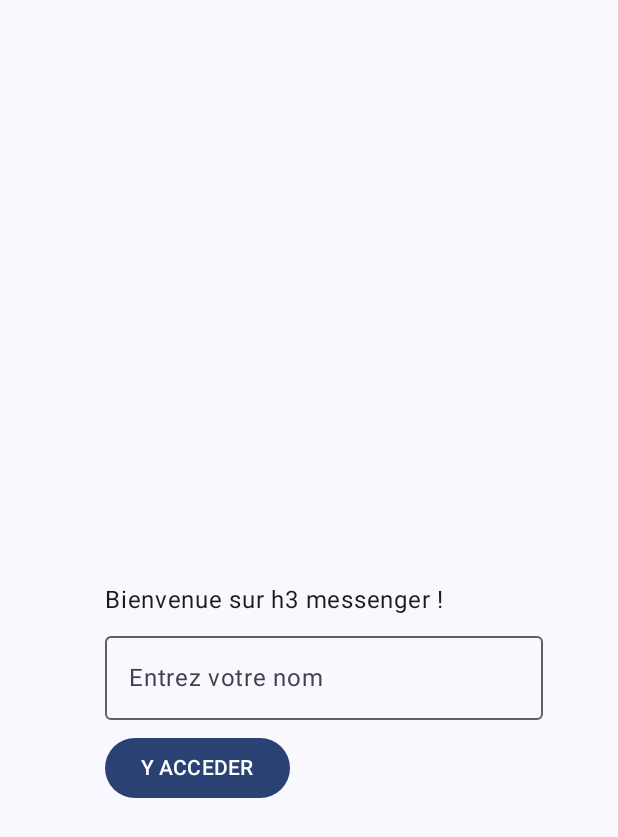
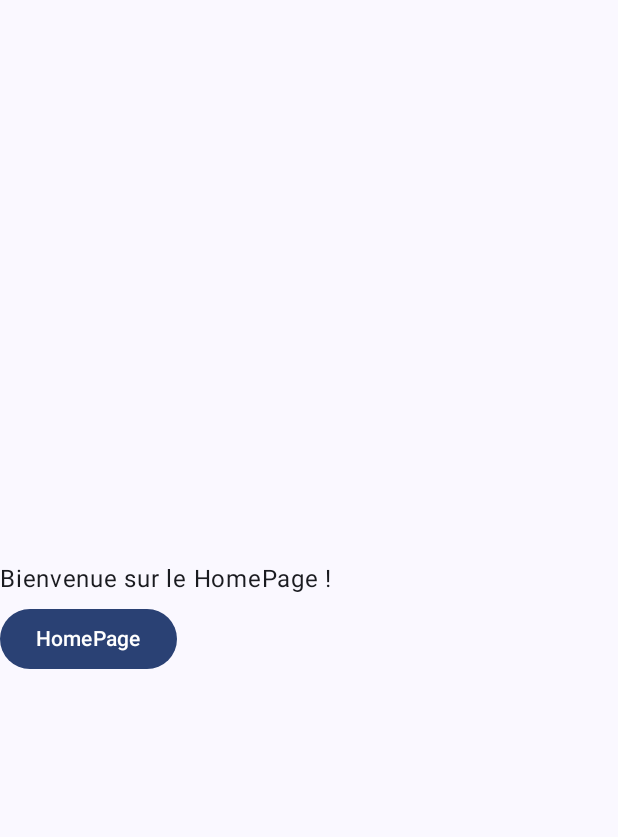
Before and after one commit to sidyjames/messenger-app, an Android app built with Jetpack Compose: the screen it shows after launch (MainActivity), after a tap on "Y ACCEDER", on a phone screen of 412 x 824 dp. Shown: the top 837 px of the screen. Run offline under Robolectric (Android 15) with nearby library versions, the phone set to English and light mode, and no system bars.

Commit message:
login and homepage maj

```diff
--- a/app/src/main/java/com/example/h3messenger/MainActivity.kt
+++ b/app/src/main/java/com/example/h3messenger/MainActivity.kt
@@ -3,9 +3,7 @@ package com.example.h3messenger
 import android.os.Bundle
 import androidx.activity.ComponentActivity
 import androidx.activity.compose.setContent
-import androidx.compose.foundation.background
 import androidx.compose.foundation.layout.Arrangement
-import androidx.compose.foundation.layout.Box
 import androidx.compose.foundation.layout.Column
 import androidx.compose.foundation.layout.fillMaxSize
 import androidx.compose.foundation.layout.fillMaxWidth
@@ -16,19 +14,15 @@ import androidx.compose.material3.MaterialTheme
 import androidx.compose.material3.OutlinedTextField
 import androidx.compose.material3.Surface
 import androidx.compose.material3.Text
-import androidx.compose.material3.TextField
 import androidx.compose.runtime.Composable
 import androidx.compose.runtime.getValue
 import androidx.compose.runtime.mutableStateOf
 import androidx.compose.runtime.remember
 import androidx.compose.runtime.setValue
 import androidx.compose.ui.Modifier
-import androidx.compose.ui.graphics.Color
 import androidx.compose.ui.tooling.preview.Preview
 import androidx.compose.ui.unit.dp
-import androidx.navigation.NavController
 import com.example.h3messenger.ui.theme.H3MessengerTheme
-import org.w3c.dom.Text
 
 class MainActivity : ComponentActivity() {
     override fun onCreate(savedInstanceState: Bundle?) {
@@ -40,7 +34,7 @@ class MainActivity : ComponentActivity() {
                     modifier = Modifier.fillMaxSize(),
                     color = MaterialTheme.colorScheme.background
                 ) {
-                    Greeting("h3 messenger" , modifier=Modifier.padding(70.dp,200.dp,50.dp,100.dp))
+                   Navigation()
                 }
             }
         }
@@ -49,14 +43,13 @@ class MainActivity : ComponentActivity() {
 
 @OptIn(ExperimentalMaterial3Api::class)
 @Composable
-fun Greeting(name: String,modifier: Modifier = Modifier) {
+fun Greeting(modifier: Modifier = Modifier, onsubmit: ()-> Unit) {
     var it by remember { mutableStateOf("") }
     Column(
-        verticalArrangement = Arrangement.Center,
-        modifier = modifier
+        verticalArrangement = Arrangement.Center
     ) {
         Text(
-            text = "Bienvenue sur $name !",
+            text = "Bienvenue !",
             modifier = Modifier.padding(bottom = 4.dp)
         )
         OutlinedTextField(
@@ -67,7 +60,7 @@ fun Greeting(name: String,modifier: Modifier = Modifier) {
                 .fillMaxWidth()
                 .padding(bottom = 8.dp)
         )
-        Button(onClick = {  }) {
+        Button(onClick = onsubmit) {
             Text("Y ACCEDER")
         }
     }
@@ -75,10 +68,11 @@ fun Greeting(name: String,modifier: Modifier = Modifier) {
 
 @Composable
 fun Navigation(){
-    val currentPage = remember { mutableStateOf("") }
+    val currentPage = remember { mutableStateOf("login") }
     when (currentPage.value){
-        "login" -> GreetingPreview()
+        "login" -> Greeting {currentPage.value= "home"}
         "home" -> HomePage()
+        else -> Text(text = "404 not found")
 
     }
 }
@@ -93,19 +87,12 @@ fun HomePage(modifier: Modifier = Modifier){
         modifier = modifier
     ) {
         Text(
-            text = "Bienvenue !",
+            text = "Bienvenue sur le HomePage !",
             modifier = Modifier.padding(bottom = 4.dp)
         )
-        OutlinedTextField(
-            value = it,
-            onValueChange = { newName -> it = newName },
-            label = { Text("Entrez votre nom") },
-            modifier = Modifier
-                .fillMaxWidth()
-                .padding(bottom = 8.dp)
-        )
+
         Button(onClick = {  }) {
-            Text("")
+            Text("HomePage")
         }
     }
 }
@@ -113,6 +100,6 @@ fun HomePage(modifier: Modifier = Modifier){
 @Composable
 fun GreetingPreview() {
     H3MessengerTheme {
-        if (true) Greeting("Android") else HomePage()
+        Navigation()
     }
 }
```
